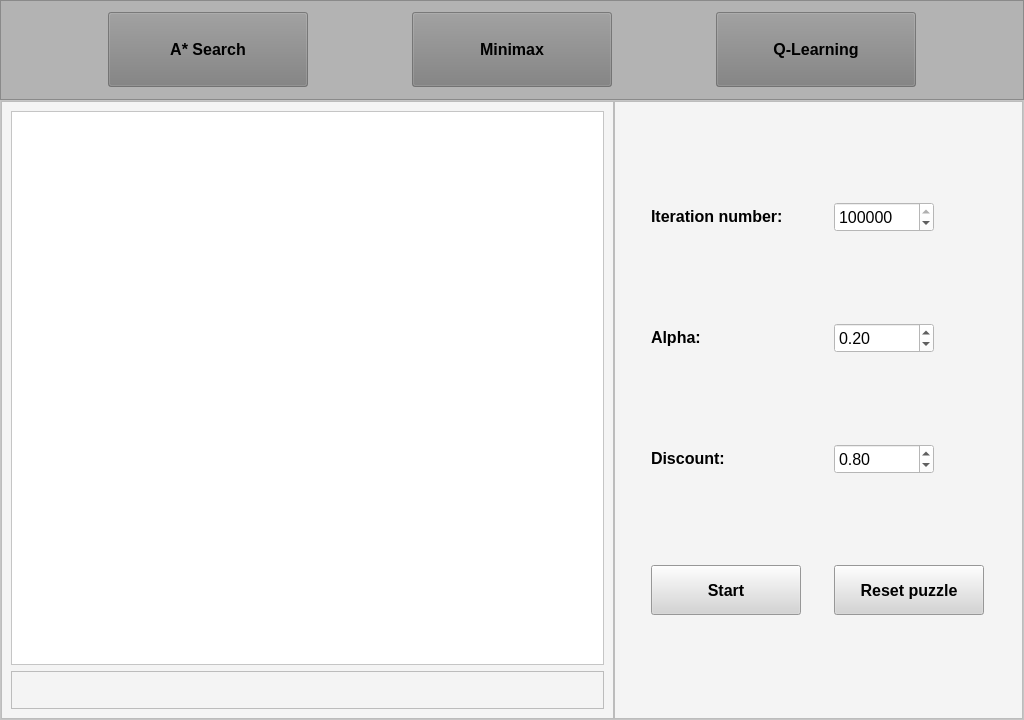
Before: the Qt Designer form projekat1_puzzle/Slagalica.ui in draganagrbic998/ori, drawn with Qt 5.
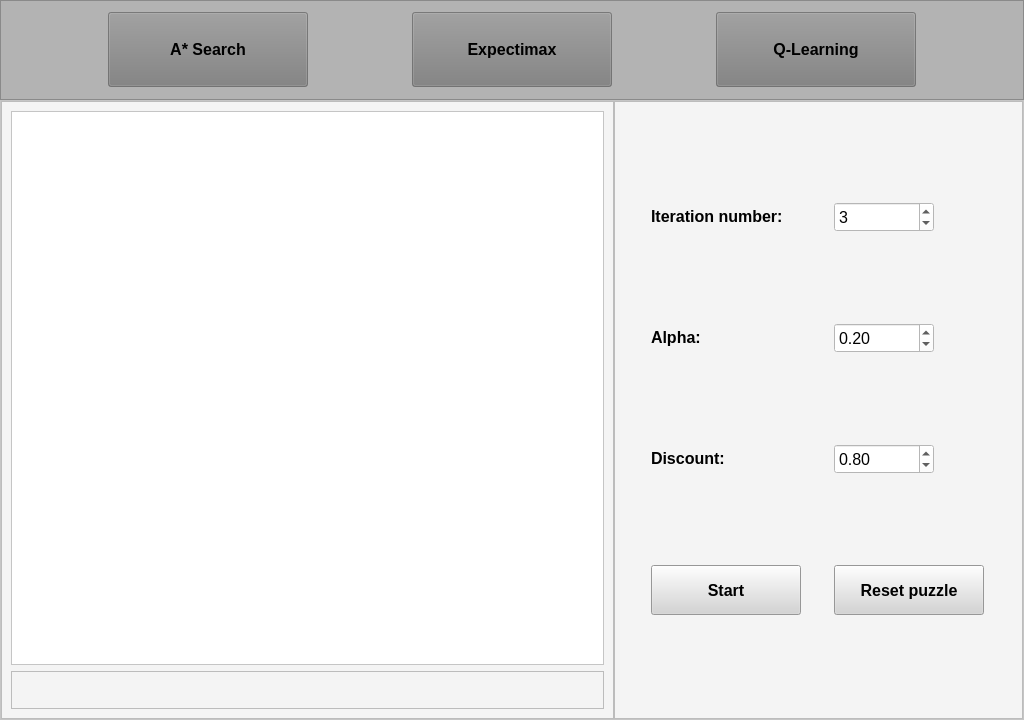
After: the same form once the commit is applied. The open tabs and pages were chosen to show the change.

Patch:
```diff
--- a/projekat1_puzzle/Slagalica.ui
+++ b/projekat1_puzzle/Slagalica.ui
@@ -132,7 +132,7 @@
           <string notr="true">background-color: rgba(125, 125, 125, 155);</string>
          </property>
          <property name="text">
-          <string>Minimax</string>
+          <string>Expectimax</string>
          </property>
         </widget>
        </item>
@@ -921,10 +921,13 @@
                  <number>1</number>
                 </property>
                 <property name="maximum">
-                 <number>1000000</number>
+                 <number>5</number>
+                </property>
+                <property name="singleStep">
+                 <number>1</number>
                 </property>
                 <property name="value">
-                 <number>1000000</number>
+                 <number>3</number>
                 </property>
                </widget>
               </item>
```
Left out of the diff: 14 changed lines with no effect on the pictures.
